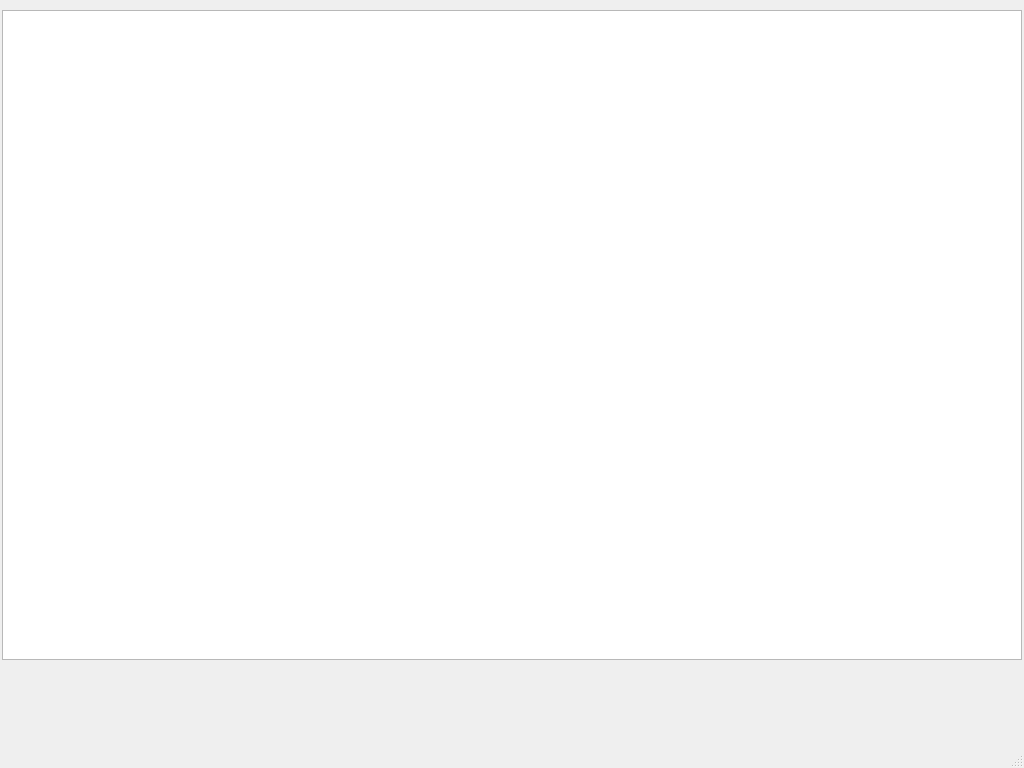
This is Dialog/MainWindow/MainWindow.ui in DimKysh/QT_TextEditor as Qt 5 draws it before an edit. The edited form follows.
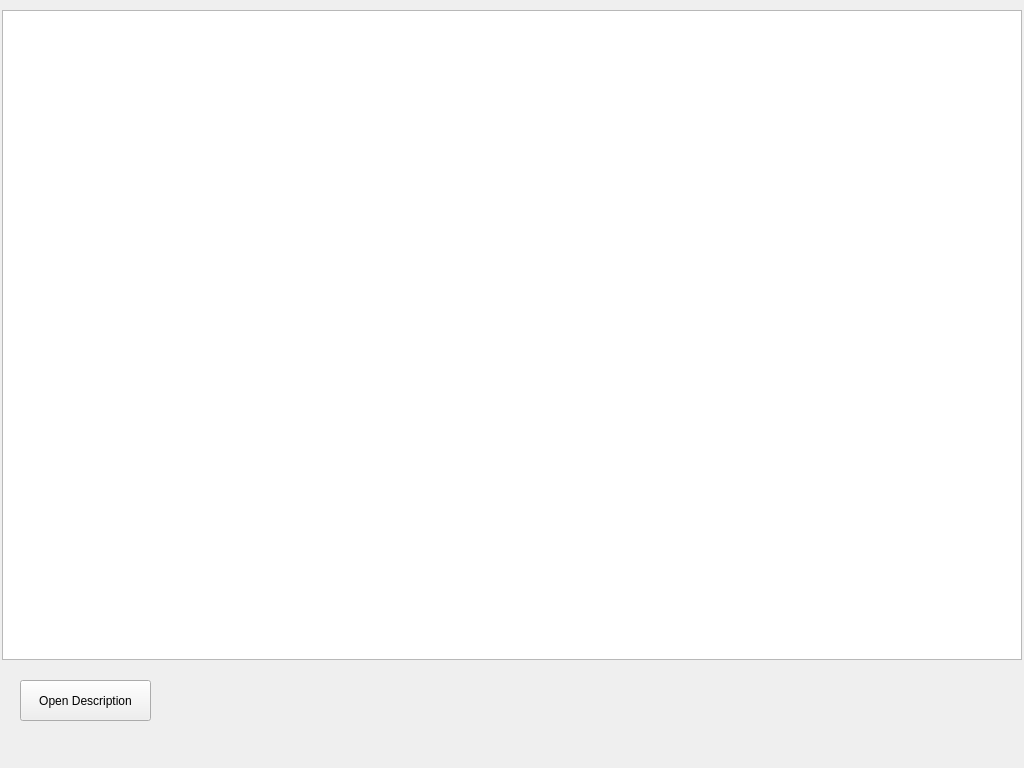
This is the edited form.

Commit message: Create open desc button

Diff of the .ui file:
```diff
--- a/Dialog/MainWindow/MainWindow.ui
+++ b/Dialog/MainWindow/MainWindow.ui
@@ -24,6 +24,19 @@
      </rect>
     </property>
    </widget>
+   <widget class="QPushButton" name="pushButtonOpenDesc">
+    <property name="geometry">
+     <rect>
+      <x>20</x>
+      <y>680</y>
+      <width>131</width>
+      <height>41</height>
+     </rect>
+    </property>
+    <property name="text">
+     <string>Open Description</string>
+    </property>
+   </widget>
   </widget>
   <widget class="QMenuBar" name="menubar">
    <property name="geometry">
@@ -35,7 +48,6 @@
     </rect>
    </property>
   </widget>
-  <widget class="QStatusBar" name="statusbar"/>
  </widget>
  <resources/>
  <connections/>
```
